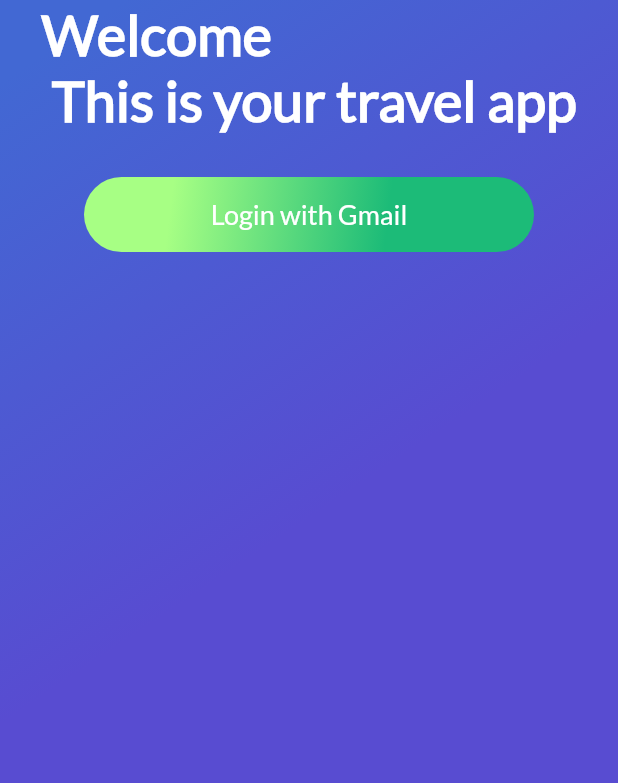
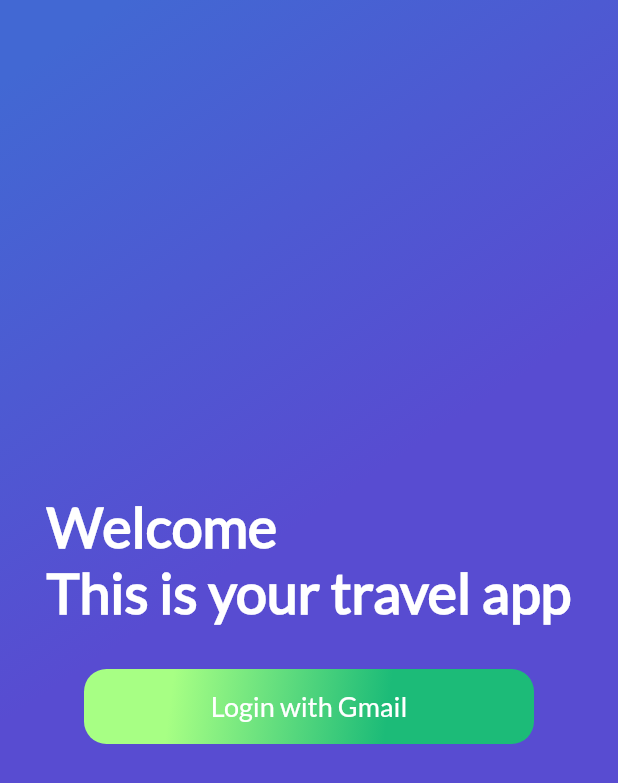
Before and after one commit to rubenqba/platzi_trips_advanced, a Flutter app: the screen it shows after launch, on a phone screen of 412 x 824 dp. Shown: the top 783 px of the screen. Run offline on Flutter 3.47's test engine with Material 2 defaults, Android fonts, the phone set to English and light mode, and no system bars; missing offline and left inert: generic_bloc_provider.

Commit message:
WIP: login

```diff
--- a/lib/User/ui/screens/sign_in_screen.dart
+++ b/lib/User/ui/screens/sign_in_screen.dart
@@ -24,9 +24,10 @@
         children: [
           GradientBack("", null),
           Column(
+            mainAxisAlignment: MainAxisAlignment.center,
             children: [
               Text(
-                "Welcome\n This is your travel app",
+                "Welcome\nThis is your travel app",
                 style: TextStyle(
                   fontSize: 37,
                   fontFamily: "Lato",
--- a/lib/widgets/button_green.dart
+++ b/lib/widgets/button_green.dart
@@ -27,7 +27,7 @@
         height: widget._heigth,
         width: widget._width,
         decoration: BoxDecoration(
-            borderRadius: BorderRadius.circular(30.0),
+            borderRadius: BorderRadius.circular(15.0),
             gradient: LinearGradient(
                 colors: [
                   Color(0xFFa7ff84),
@@ -48,7 +48,6 @@
                 fontFamily: "Lato",
                 color: Colors.white
             ),
-
           ),
         ),
       ),
--- a/pubspec.yaml
+++ b/pubspec.yaml
@@ -19,11 +19,11 @@
   # The following adds the Cupertino Icons font to your application.
   # Use with the CupertinoIcons class for iOS style icons.
   cupertino_icons: ^1.0.3
-  generic_bloc_provider: ^1.1.0
   firebase_auth: ^1.2.0
   google_sign_in: ^5.0.4
   firebase_storage: ^8.1.0
   cloud_firestore: ^2.2.0
+  generic_bloc_provider: ^2.0.0-nullsafety.1
 
 dev_dependencies:
   flutter_test:
```
